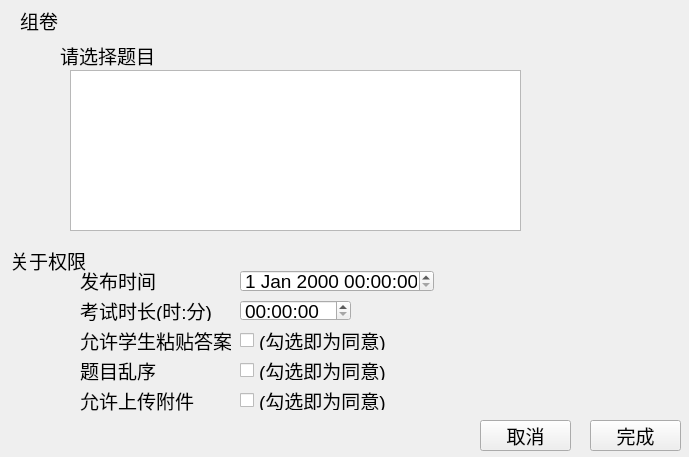
This is source/combinepaper.ui in Sodataco/exam-system as Qt 5 draws it before an edit. The edited form follows.
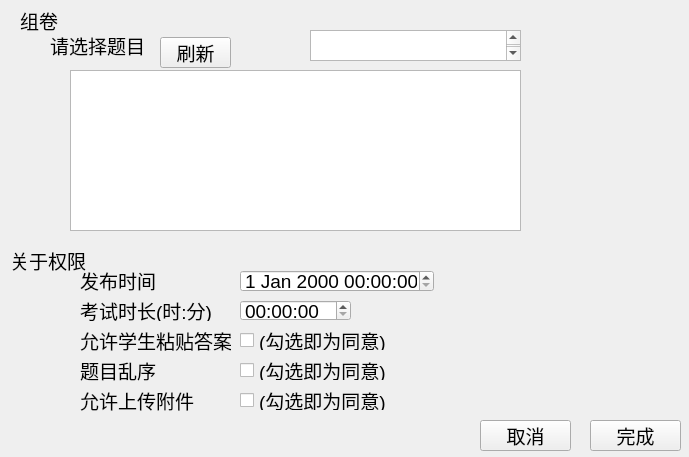
This is the edited form.

What changed in the file:
```diff
--- a/source/combinepaper.ui
+++ b/source/combinepaper.ui
@@ -57,9 +57,9 @@
   <widget class="QLabel" name="label_3">
    <property name="geometry">
     <rect>
-     <x>60</x>
-     <y>40</y>
-     <width>111</width>
+     <x>50</x>
+     <y>30</y>
+     <width>101</width>
      <height>31</height>
     </rect>
    </property>
@@ -217,6 +217,29 @@
     <string>取消</string>
    </property>
   </widget>
+  <widget class="QPushButton" name="Refresh">
+   <property name="geometry">
+    <rect>
+     <x>160</x>
+     <y>37</y>
+     <width>71</width>
+     <height>31</height>
+    </rect>
+   </property>
+   <property name="text">
+    <string>刷新</string>
+   </property>
+  </widget>
+  <widget class="QTextEdit" name="title">
+   <property name="geometry">
+    <rect>
+     <x>310</x>
+     <y>30</y>
+     <width>211</width>
+     <height>31</height>
+    </rect>
+   </property>
+  </widget>
  </widget>
  <resources/>
  <connections/>
```
Left out of the diff: 3 changed lines with no effect on the pictures.
